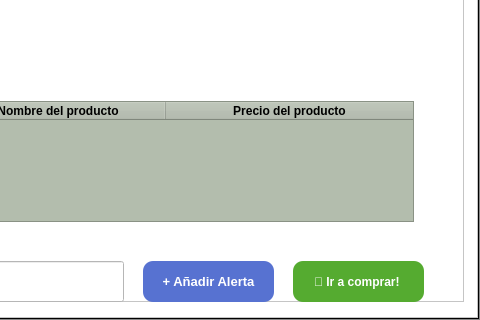
This is Interfaz/gui/historial.ui in 50DayEmpire/Tracking_Precios as Qt 5 draws it before an edit; both pictures show x 320 to 800 and y 280 to 600 of the 800 by 600 pixel window. The edited form follows.
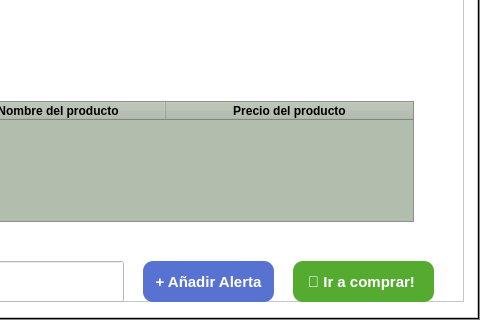
This is the edited form. Icons and pictures are not drawn.

Diff of the .ui file:
```diff
--- a/Interfaz/gui/historial.ui
+++ b/Interfaz/gui/historial.ui
@@ -415,7 +415,7 @@
               <property name="font">
                <font>
                 <family>Leelawadee UI</family>
-                <pointsize>10</pointsize>
+                <pointsize>11</pointsize>
                 <italic>false</italic>
                 <bold>true</bold>
                </font>
@@ -467,7 +467,7 @@
                <rect>
                 <x>590</x>
                 <y>290</y>
-                <width>131</width>
+                <width>141</width>
                 <height>41</height>
                </rect>
               </property>
@@ -480,7 +480,7 @@
               <property name="font">
                <font>
                 <family>Leelawadee UI</family>
-                <pointsize>9</pointsize>
+                <pointsize>11</pointsize>
                 <italic>false</italic>
                 <bold>true</bold>
                </font>
```
